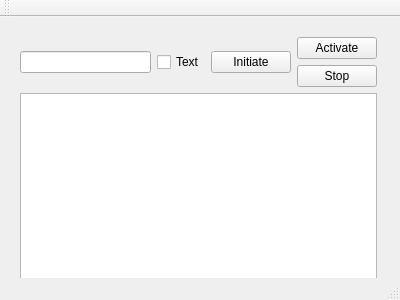
This is mainwindow.ui in Baldurf/phos_dcs_3 as Qt 5 draws it before an edit. The edited form follows.
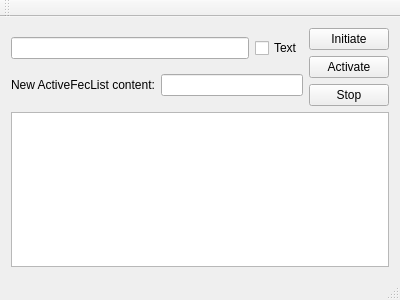
This is the edited form.

Patch:
```diff
--- a/mainwindow.ui
+++ b/mainwindow.ui
@@ -14,15 +14,10 @@
    <string>MainWindow</string>
   </property>
   <widget class="QWidget" name="centralWidget">
-   <widget class="QWidget" name="">
-    <property name="geometry">
-     <rect>
-      <x>9</x>
-      <y>9</y>
-      <width>379</width>
-      <height>264</height>
-     </rect>
-    </property>
+   <layout class="QVBoxLayout" name="verticalLayout_3">
+    <item>
+     <layout class="QHBoxLayout" name="horizontalLayout_3">
+      <item>
     <layout class="QVBoxLayout" name="verticalLayout_2">
      <item>
       <layout class="QHBoxLayout" name="horizontalLayout">
@@ -36,6 +31,26 @@
          </property>
         </widget>
        </item>
+         </layout>
+        </item>
+        <item>
+         <layout class="QHBoxLayout" name="horizontalLayout_2">
+          <item>
+           <widget class="QLabel" name="label">
+            <property name="text">
+             <string>New ActiveFecList content:</string>
+            </property>
+           </widget>
+          </item>
+          <item>
+           <widget class="QLineEdit" name="lineEdit_2"/>
+          </item>
+         </layout>
+        </item>
+       </layout>
+      </item>
+      <item>
+       <layout class="QVBoxLayout" name="verticalLayout">
        <item>
         <widget class="QPushButton" name="pushButton">
          <property name="text">
@@ -44,8 +59,6 @@
         </widget>
        </item>
        <item>
-        <layout class="QVBoxLayout" name="verticalLayout">
-         <item>
           <widget class="QPushButton" name="pushButton_2">
            <property name="text">
             <string>Activate</string>
@@ -67,7 +80,6 @@
       <widget class="QTextEdit" name="textEdit"/>
      </item>
     </layout>
-   </widget>
   </widget>
   <widget class="QMenuBar" name="menuBar">
    <property name="geometry">
```
Lines whose indentation alone changed are shown as unchanged.
